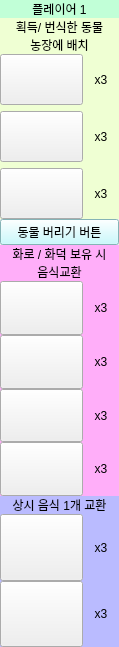
Above: Agricola_Front/data/Basic/sidebar.ui from kimmoney/Agricola before the change. Below: the same form after it.
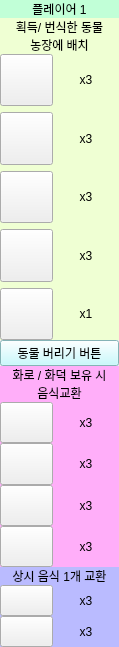
That is the form after the change. Icons and pictures are not drawn.

Commit message: sidebar비율,유닛 수정

The edit to the form file:
```diff
--- a/Agricola_Front/data/Basic/sidebar.ui
+++ b/Agricola_Front/data/Basic/sidebar.ui
@@ -48,7 +48,7 @@
     <number>0</number>
    </property>
    <item>
-    <layout class="QVBoxLayout" name="verticalLayout" stretch="1,4,1,5,3">
+    <layout class="QVBoxLayout" name="verticalLayout" stretch="1,8,1,5,2">
      <property name="spacing">
       <number>0</number>
      </property>
@@ -133,7 +133,7 @@
             <verstretch>0</verstretch>
            </sizepolicy>
           </property>
-          <layout class="QGridLayout" name="gridLayout_5" columnstretch="7,3">
+          <layout class="QGridLayout" name="gridLayout_5" rowstretch="1,1,1,1,1" columnstretch="4,5">
            <property name="leftMargin">
             <number>0</number>
            </property>
@@ -152,6 +152,32 @@
            <property name="verticalSpacing">
             <number>-1</number>
            </property>
+           <item row="3" column="0">
+            <widget class="QPushButton" name="btn_unit">
+             <property name="sizePolicy">
+              <sizepolicy hsizetype="Minimum" vsizetype="Minimum">
+               <horstretch>0</horstretch>
+               <verstretch>0</verstretch>
+              </sizepolicy>
+             </property>
+             <property name="styleSheet">
+              <string notr="true">border-image: url(:/newPrefix/images/grain.png);</string>
+             </property>
+             <property name="text">
+              <string/>
+             </property>
+            </widget>
+           </item>
+           <item row="3" column="1">
+            <widget class="QLabel" name="btn_unit_count">
+             <property name="text">
+              <string>x3</string>
+             </property>
+             <property name="alignment">
+              <set>Qt::AlignCenter</set>
+             </property>
+            </widget>
+           </item>
            <item row="1" column="0">
             <widget class="QPushButton" name="btn_pig">
              <property name="enabled">
@@ -267,6 +293,32 @@
              </property>
             </widget>
            </item>
+           <item row="4" column="0">
+            <widget class="QPushButton" name="pushButton">
+             <property name="sizePolicy">
+              <sizepolicy hsizetype="Minimum" vsizetype="Minimum">
+               <horstretch>0</horstretch>
+               <verstretch>0</verstretch>
+              </sizepolicy>
+             </property>
+             <property name="styleSheet">
+              <string notr="true">border-image: url(:/newPrefix/images/vegetable.png);</string>
+             </property>
+             <property name="text">
+              <string/>
+             </property>
+            </widget>
+           </item>
+           <item row="4" column="1">
+            <widget class="QLabel" name="label">
+             <property name="text">
+              <string>x1</string>
+             </property>
+             <property name="alignment">
+              <set>Qt::AlignCenter</set>
+             </property>
+            </widget>
+           </item>
           </layout>
          </widget>
         </item>
@@ -275,6 +327,9 @@
      </item>
      <item>
       <layout class="QVBoxLayout" name="verticalLayout_3">
+       <property name="spacing">
+        <number>-1</number>
+       </property>
        <item>
         <widget class="QPushButton" name="pushButton_dropanimal">
          <property name="sizePolicy">
@@ -332,7 +387,7 @@
          </widget>
         </item>
         <item>
-         <layout class="QGridLayout" name="gridLayout_4_1" columnstretch="7,3">
+         <layout class="QGridLayout" name="gridLayout_4_1" columnstretch="4,5">
           <property name="horizontalSpacing">
            <number>0</number>
           </property>
@@ -510,7 +565,7 @@
          </widget>
         </item>
         <item>
-         <layout class="QGridLayout" name="gridLayout_5_1" rowstretch="0,0" columnstretch="7,3">
+         <layout class="QGridLayout" name="gridLayout_5_1" rowstretch="0,0" columnstretch="4,5">
           <property name="horizontalSpacing">
            <number>0</number>
           </property>
```
The commit also changes 5 other files.
